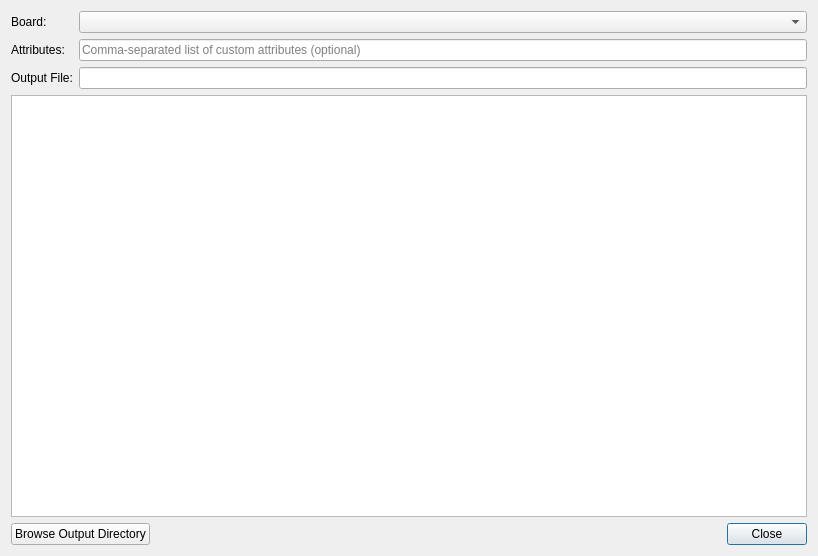
Qt form libs/librepcb/editor/project/bomgeneratordialog.ui (LibrePCB/LibrePCB) before a commit.
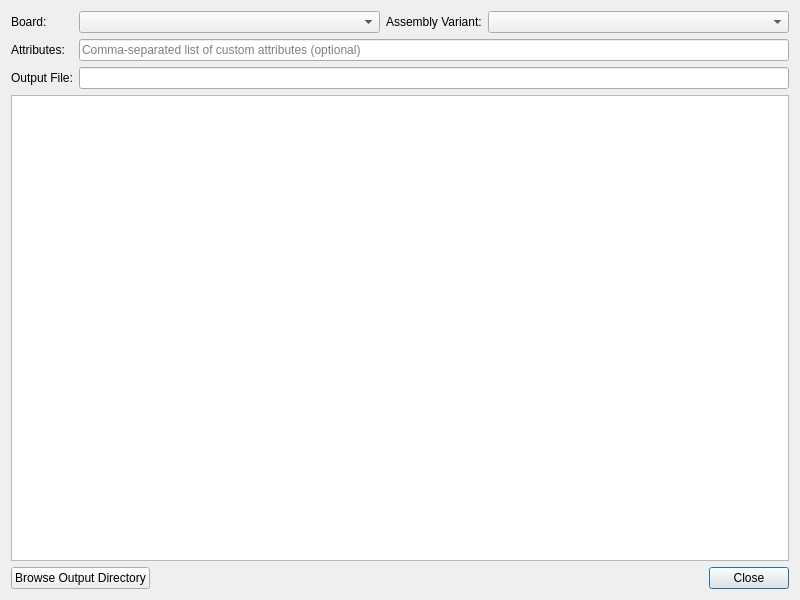
The same form after that commit.

Commit message: Add support for assembly variants in projects

```diff
--- a/libs/librepcb/editor/project/bomgeneratordialog.ui
+++ b/libs/librepcb/editor/project/bomgeneratordialog.ui
@@ -6,24 +6,14 @@
    <rect>
     <x>0</x>
     <y>0</y>
-    <width>818</width>
-    <height>556</height>
+    <width>800</width>
+    <height>600</height>
    </rect>
   </property>
   <property name="windowTitle">
    <string>Generate BOM</string>
   </property>
-  <layout class="QFormLayout" name="formLayout">
-   <property name="fieldGrowthPolicy">
-    <enum>QFormLayout::AllNonFixedFieldsGrow</enum>
-   </property>
-   <item row="0" column="0">
-    <widget class="QLabel" name="label_2">
-     <property name="text">
-      <string>Board:</string>
-     </property>
-    </widget>
-   </item>
+  <layout class="QGridLayout" name="gridLayout" columnstretch="0,1,0,1">
    <item row="0" column="1">
     <widget class="QComboBox" name="cbxBoard"/>
    </item>
@@ -34,7 +24,31 @@
      </property>
     </widget>
    </item>
-   <item row="1" column="1">
+   <item row="0" column="0">
+    <widget class="QLabel" name="label_2">
+     <property name="text">
+      <string>Board:</string>
+     </property>
+    </widget>
+   </item>
+   <item row="0" column="2">
+    <widget class="QLabel" name="lblAssemblyVariant">
+     <property name="text">
+      <string>Assembly Variant:</string>
+     </property>
+    </widget>
+   </item>
+   <item row="2" column="0">
+    <widget class="QLabel" name="label">
+     <property name="text">
+      <string>Output File:</string>
+     </property>
+    </widget>
+   </item>
+   <item row="0" column="3">
+    <widget class="QComboBox" name="cbxAssemblyVariant"/>
+   </item>
+   <item row="1" column="1" colspan="3">
     <widget class="QLineEdit" name="edtAttributes">
      <property name="text">
       <string notr="true"/>
@@ -44,17 +58,10 @@
      </property>
     </widget>
    </item>
-   <item row="3" column="0">
-    <widget class="QLabel" name="label">
-     <property name="text">
-      <string>Output File:</string>
-     </property>
-    </widget>
-   </item>
-   <item row="3" column="1">
+   <item row="2" column="1" colspan="3">
     <widget class="QLineEdit" name="edtOutputPath"/>
    </item>
-   <item row="4" column="0" colspan="2">
+   <item row="3" column="0" colspan="4">
     <widget class="QTableWidget" name="tableWidget">
      <property name="sizePolicy">
       <sizepolicy hsizetype="Expanding" vsizetype="Expanding">
@@ -64,7 +71,7 @@
      </property>
     </widget>
    </item>
-   <item row="6" column="0" colspan="2">
+   <item row="4" column="0" colspan="4">
     <layout class="QHBoxLayout" name="horizontalLayout_2">
      <item>
       <widget class="QPushButton" name="btnBrowseOutputDir">
```
The commit also changes 70 other files.
